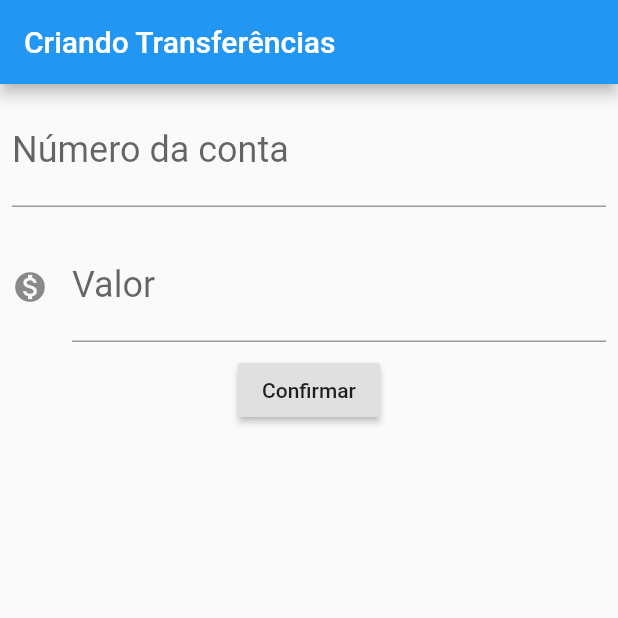
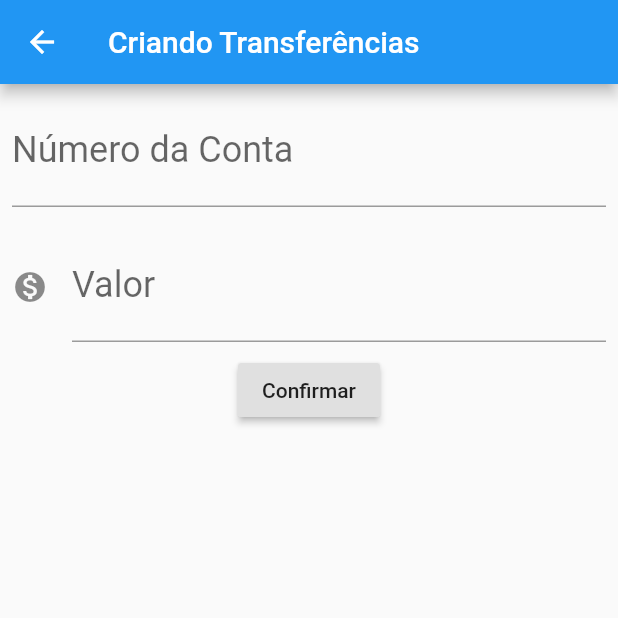
Before and after one commit to joceano/bytebank, a Flutter app: the FormularioTransferencia screen opened directly, after a tap on "Confirmar", on a phone screen of 412 x 824 dp, the top half of it. Run offline on Flutter 3.47's test engine with Material 2 defaults, Android fonts, the phone set to English and light mode, and no system bars.

```diff
--- a/lib/main.dart
+++ b/lib/main.dart
@@ -1,15 +1,13 @@
 import 'package:flutter/material.dart';
 
-void main() {
-  runApp(BytebankApp());
-}
+void main() => runApp(BytebankApp());
 
 class BytebankApp extends StatelessWidget {
   @override
   Widget build(BuildContext context) {
     return MaterialApp(
       home: Scaffold(
-        body: FormularioTransferencia(),
+        body: ListaTransferencias(),
       ),
     );
   }
@@ -28,58 +26,95 @@ class FormularioTransferencia extends StatelessWidget {
       ),
       body: Column(
         children: <Widget>[
-          Padding(
-            padding: const EdgeInsets.all(8.0),
-            child: TextField(
-              controller: _controladorCampoNumeroConta,
-              style: TextStyle(fontSize: 24.0),
-              decoration: InputDecoration(
-                  labelText: 'Número da conta', hintText: '0000'),
-              keyboardType: TextInputType.number,
-            ),
+          Editor(
+            controlador: _controladorCampoNumeroConta,
+            dica: '0000',
+            rotulo: 'Número da Conta',
           ),
-          Padding(
-            padding: const EdgeInsets.all(8.0),
-            child: TextField(
-              controller: _controladorCampoValor,
-              style: TextStyle(fontSize: 24.0),
-              decoration: InputDecoration(
-                  icon: Icon(Icons.monetization_on),
-                  labelText: 'Valor',
-                  hintText: '0.00'),
-              keyboardType: TextInputType.number,
-            ),
+          Editor(
+            controlador: _controladorCampoValor,
+            dica: '0.00',
+            rotulo: 'Valor',
+            icone: Icons.monetization_on,
           ),
           RaisedButton(
-            onPressed: () {
-              final int numeroConta =
-                  int.tryParse(_controladorCampoNumeroConta.text);
-              final double valor = double.tryParse(_controladorCampoValor.text);
-              if (numeroConta != null && valor != null) {
-                final transferenciaCriada = Transferencia(valor, numeroConta);
-                debugPrint('$transferenciaCriada');
-              }
-            },
+            onPressed: () => _criaTransferencia(context),
             child: Text('Confirmar'),
           ),
         ],
       ),
     );
   }
+
+  void _criaTransferencia(BuildContext context) {
+    final int numeroConta = int.tryParse(_controladorCampoNumeroConta.text);
+    final double valor = double.tryParse(_controladorCampoValor.text);
+    if (numeroConta != null && valor != null) {
+      final transferenciaCriada = Transferencia(valor, numeroConta);
+      Navigator.pop(context, transferenciaCriada);
+    }
+  }
 }
 
-class ListaTransferencia extends StatelessWidget {
+class Editor extends StatelessWidget {
+  final TextEditingController controlador;
+  final String rotulo;
+  final String dica;
+  final IconData icone;
+
+  Editor({this.controlador, this.rotulo, this.dica, this.icone});
+
+  @override
+  Widget build(BuildContext context) {
+    return Padding(
+      padding: const EdgeInsets.all(8.0),
+      child: TextField(
+        controller: controlador,
+        style: TextStyle(fontSize: 24.0),
+        decoration: InputDecoration(
+          icon: icone != null ? Icon(icone) : null,
+          labelText: rotulo,
+          hintText: dica,
+        ),
+        keyboardType: TextInputType.number,
+      ),
+    );
+  }
+}
+
+class ListaTransferencias extends StatefulWidget {
+  final List<Transferencia> _transferencias = List();
+
+  @override
+  State<StatefulWidget> createState() {
+    return ListaTransferenciasState();
+  }
+}
+
+class ListaTransferenciasState extends State<ListaTransferencias> {
   @override
   Widget build(BuildContext context) {
     return Scaffold(
-      body: Column(
-        children: <Widget>[
-          ItemTransferencia(Transferencia(100, 1000)),
-          ItemTransferencia(Transferencia(200, 2000)),
-          ItemTransferencia(Transferencia(300, 3000)),
-        ],
+      body: ListView.builder(
+        itemCount: widget._transferencias.length,
+        itemBuilder: (context, indice) {
+          debugPrint('teste teste');
+          final transferencia = widget._transferencias[indice];
+          return ItemTransferencia(transferencia);
+        },
       ),
       floatingActionButton: FloatingActionButton(
+        onPressed: () {
+          final Future<Transferencia> future =
+              Navigator.push(context, MaterialPageRoute(builder: (context) {
+            return FormularioTransferencia();
+          }));
+          future.then((transferenciaRecebida) {
+            setState(() {
+              widget._transferencias.add(transferenciaRecebida);
+            });
+          });
+        },
         child: Icon(Icons.add),
       ),
       appBar: AppBar(
```
